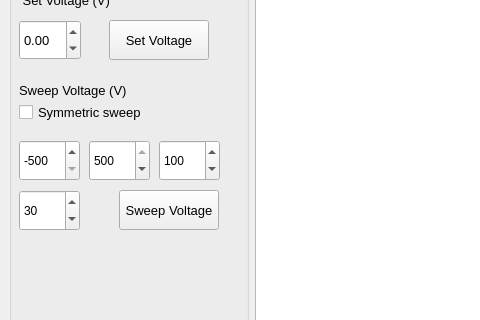
This is gui/picoammeter/picoammeter_gui.ui in WarwickEPR/qudi as Qt 5 draws it before an edit; both pictures show x 0 to 480 and y 129 to 449 of the 924 by 670 pixel window. The edited form follows.
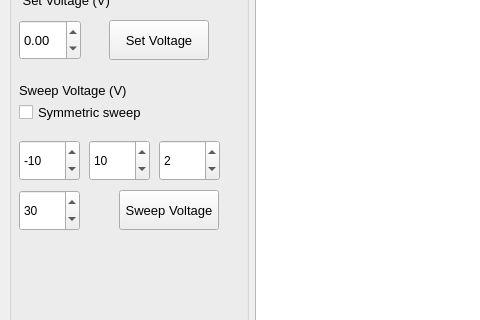
This is the edited form. Custom widgets are drawn as their Qt base class.

Patch:
```diff
--- a/gui/picoammeter/picoammeter_gui.ui
+++ b/gui/picoammeter/picoammeter_gui.ui
@@ -221,7 +221,7 @@
             <number>500</number>
            </property>
            <property name="value">
-            <number>-500</number>
+            <number>-10</number>
            </property>
           </widget>
           <widget class="QSpinBox" name="SweepMaxVoltage">
@@ -240,7 +240,7 @@
             <number>500</number>
            </property>
            <property name="value">
-            <number>500</number>
+            <number>10</number>
            </property>
           </widget>
           <widget class="QSpinBox" name="SweepStepVoltage">
@@ -259,7 +259,7 @@
             <number>1000</number>
            </property>
            <property name="value">
-            <number>100</number>
+            <number>2</number>
            </property>
           </widget>
           <widget class="QCheckBox" name="SymmetricSweepBox">
```
